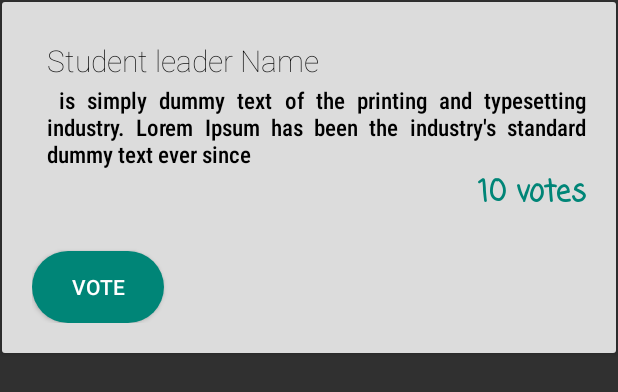
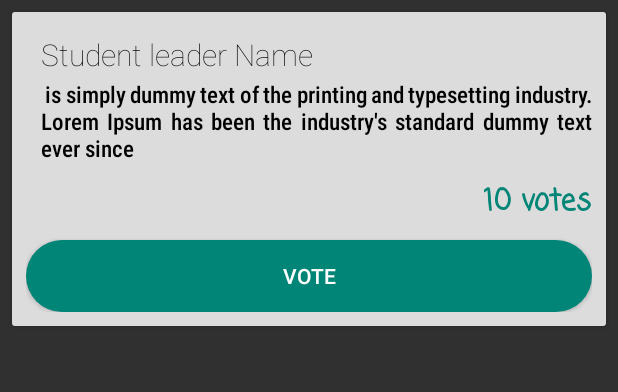
Before and after one commit to brianwangocho/votingapp, an Android app: the layout candidatecardview.xml on its own in the app's theme, with its tools: preview values and no code run, on a phone screen of 412 x 824 dp. Shown: the top 392 px of the screen. Run offline under Robolectric (Android 15) with nearby library versions, the phone set to English and light mode, and no system bars.

Commit message:
ui update on card view and add candidate

```diff
--- a/app/src/main/java/com/example/voting/Dashboard.java
+++ b/app/src/main/java/com/example/voting/Dashboard.java
@@ -9,7 +9,6 @@ import android.annotation.SuppressLint;
 import android.content.Intent;
 import android.os.Bundle;
 import android.view.View;
-import android.widget.Button;
 import android.widget.ImageView;
 import android.widget.TextView;
 
--- a/app/src/main/res/layout-land/candidatecardview.xml
+++ b/app/src/main/res/layout-land/candidatecardview.xml
@@ -3,13 +3,13 @@
     xmlns:tools="http://schemas.android.com/tools"
     android:layout_width="match_parent"
     android:elevation="3dp"
-    android:layout_margin="1dp"
-    android:padding="20dp"
+    android:layout_margin="8dp"
+    android:padding="10dp"
     android:layout_height="wrap_content">
     <RelativeLayout
         android:layout_width="match_parent"
         android:layout_height="match_parent"
-        android:padding="20dp"
+        android:padding="9dp"
         android:background="@color/grey">
         <TextView
             android:layout_width="match_parent"
@@ -27,39 +27,13 @@
             android:layout_marginTop="2dp"
             android:justificationMode="inter_word"
             android:layout_marginStart="10dp"
+            android:layout_marginBottom="10dp"
             android:id="@+id/candidateBio"
             android:layout_below="@id/candidateName"
             android:fontFamily="sans-serif-condensed-medium"
             android:textSize="15dp"
             android:text=" is simply dummy text of the printing and typesetting industry. Lorem Ipsum has been the industry's standard dummy text ever since"
             />
-
-
-
-        <LinearLayout
-            android:layout_width="match_parent"
-            android:layout_height="wrap_content"
-            android:layout_marginTop="6dp"
-            android:id="@+id/votelayout"
-            android:layout_marginStart="10dp"
-            android:orientation="horizontal"
-            android:weightSum="4"
-            android:layout_below="@id/candidateBio"
-            tools:ignore="NotSibling">
-
-
-        </LinearLayout>
-
-
-
-        <LinearLayout
-            android:layout_width="match_parent"
-            android:layout_height="wrap_content"
-            android:orientation="horizontal"
-            android:layout_below="@id/candidateBio"
-
-
-            >
 
         <TextView
             android:layout_width="wrap_content"
@@ -69,23 +43,17 @@
             android:textStyle="bold"
             android:id="@+id/percentage"
             android:fontFamily="casual"
-                android:gravity="end"
-                android:layout_weight="4"
-                android:layout_below="@id/candidateName"
+            android:layout_alignParentRight="true"
+            android:layout_below="@id/candidateBio"
             android:textSize="20dp"
             android:text="10 votes"
             />
-
-
-
-        </LinearLayout>
-
         <Button
             android:id="@+id/vote"
-            android:layout_width="wrap_content"
+            android:layout_width="match_parent"
             android:layout_height="wrap_content"
-            android:layout_below="@id/votelayout"
-            android:layout_marginTop="48dp"
+            android:layout_marginTop="10dp"
+            android:layout_below="@id/percentage"
             android:layout_weight="1"
             android:background="@drawable/green_button"
             android:text="vote"
--- a/app/src/main/res/layout-small/candidatecardview.xml
+++ b/app/src/main/res/layout-small/candidatecardview.xml
@@ -3,13 +3,13 @@
     xmlns:tools="http://schemas.android.com/tools"
     android:layout_width="match_parent"
     android:elevation="3dp"
-    android:layout_margin="1dp"
-    android:padding="20dp"
+    android:layout_margin="8dp"
+    android:padding="10dp"
     android:layout_height="wrap_content">
     <RelativeLayout
         android:layout_width="match_parent"
         android:layout_height="match_parent"
-        android:padding="20dp"
+        android:padding="9dp"
         android:background="@color/grey">
         <TextView
             android:layout_width="match_parent"
@@ -27,39 +27,13 @@
             android:layout_marginTop="2dp"
             android:justificationMode="inter_word"
             android:layout_marginStart="10dp"
+            android:layout_marginBottom="10dp"
             android:id="@+id/candidateBio"
             android:layout_below="@id/candidateName"
             android:fontFamily="sans-serif-condensed-medium"
             android:textSize="15dp"
             android:text=" is simply dummy text of the printing and typesetting industry. Lorem Ipsum has been the industry's standard dummy text ever since"
             />
-
-
-
-        <LinearLayout
-            android:layout_width="match_parent"
-            android:layout_height="wrap_content"
-            android:layout_marginTop="6dp"
-            android:id="@+id/votelayout"
-            android:layout_marginStart="10dp"
-            android:orientation="horizontal"
-            android:weightSum="4"
-            android:layout_below="@id/candidateBio"
-            tools:ignore="NotSibling">
-
-
-        </LinearLayout>
-
-
-
-        <LinearLayout
-            android:layout_width="match_parent"
-            android:layout_height="wrap_content"
-            android:orientation="horizontal"
-            android:layout_below="@id/candidateBio"
-
-
-            >
 
         <TextView
             android:layout_width="wrap_content"
@@ -69,23 +43,17 @@
             android:textStyle="bold"
             android:id="@+id/percentage"
             android:fontFamily="casual"
-                android:gravity="end"
-                android:layout_weight="4"
-                android:layout_below="@id/candidateName"
+            android:layout_alignParentRight="true"
+            android:layout_below="@id/candidateBio"
             android:textSize="20dp"
             android:text="10 votes"
             />
-
-
-
-        </LinearLayout>
-
         <Button
             android:id="@+id/vote"
-            android:layout_width="wrap_content"
+            android:layout_width="match_parent"
             android:layout_height="wrap_content"
-            android:layout_below="@id/votelayout"
-            android:layout_marginTop="48dp"
+            android:layout_marginTop="10dp"
+            android:layout_below="@id/percentage"
             android:layout_weight="1"
             android:background="@drawable/green_button"
             android:text="vote"
--- a/app/src/main/res/layout-sw600dp-land/candidatecardview.xml
+++ b/app/src/main/res/layout-sw600dp-land/candidatecardview.xml
@@ -3,13 +3,13 @@
     xmlns:tools="http://schemas.android.com/tools"
     android:layout_width="match_parent"
     android:elevation="3dp"
-    android:layout_margin="1dp"
-    android:padding="20dp"
+    android:layout_margin="8dp"
+    android:padding="10dp"
     android:layout_height="wrap_content">
     <RelativeLayout
         android:layout_width="match_parent"
         android:layout_height="match_parent"
-        android:padding="20dp"
+        android:padding="9dp"
         android:background="@color/grey">
         <TextView
             android:layout_width="match_parent"
@@ -27,39 +27,13 @@
             android:layout_marginTop="2dp"
             android:justificationMode="inter_word"
             android:layout_marginStart="10dp"
+            android:layout_marginBottom="10dp"
             android:id="@+id/candidateBio"
             android:layout_below="@id/candidateName"
             android:fontFamily="sans-serif-condensed-medium"
             android:textSize="15dp"
             android:text=" is simply dummy text of the printing and typesetting industry. Lorem Ipsum has been the industry's standard dummy text ever since"
             />
-
-
-
-        <LinearLayout
-            android:layout_width="match_parent"
-            android:layout_height="wrap_content"
-            android:layout_marginTop="6dp"
-            android:id="@+id/votelayout"
-            android:layout_marginStart="10dp"
-            android:orientation="horizontal"
-            android:weightSum="4"
-            android:layout_below="@id/candidateBio"
-            tools:ignore="NotSibling">
-
-
-        </LinearLayout>
-
-
-
-        <LinearLayout
-            android:layout_width="match_parent"
-            android:layout_height="wrap_content"
-            android:orientation="horizontal"
-            android:layout_below="@id/candidateBio"
-
-
-            >
 
         <TextView
             android:layout_width="wrap_content"
@@ -69,23 +43,17 @@
             android:textStyle="bold"
             android:id="@+id/percentage"
             android:fontFamily="casual"
-                android:gravity="end"
-                android:layout_weight="4"
-                android:layout_below="@id/candidateName"
+            android:layout_alignParentRight="true"
+            android:layout_below="@id/candidateBio"
             android:textSize="20dp"
             android:text="10 votes"
             />
-
-
-
-        </LinearLayout>
-
         <Button
             android:id="@+id/vote"
-            android:layout_width="wrap_content"
+            android:layout_width="match_parent"
             android:layout_height="wrap_content"
-            android:layout_below="@id/votelayout"
-            android:layout_marginTop="48dp"
+            android:layout_marginTop="10dp"
+            android:layout_below="@id/percentage"
             android:layout_weight="1"
             android:background="@drawable/green_button"
             android:text="vote"
--- a/app/src/main/res/layout-sw600dp/candidatecardview.xml
+++ b/app/src/main/res/layout-sw600dp/candidatecardview.xml
@@ -3,13 +3,13 @@
     xmlns:tools="http://schemas.android.com/tools"
     android:layout_width="match_parent"
     android:elevation="3dp"
-    android:layout_margin="1dp"
-    android:padding="20dp"
+    android:layout_margin="8dp"
+    android:padding="10dp"
     android:layout_height="wrap_content">
     <RelativeLayout
         android:layout_width="match_parent"
         android:layout_height="match_parent"
-        android:padding="20dp"
+        android:padding="9dp"
         android:background="@color/grey">
         <TextView
             android:layout_width="match_parent"
@@ -27,39 +27,13 @@
             android:layout_marginTop="2dp"
             android:justificationMode="inter_word"
             android:layout_marginStart="10dp"
+            android:layout_marginBottom="10dp"
             android:id="@+id/candidateBio"
             android:layout_below="@id/candidateName"
             android:fontFamily="sans-serif-condensed-medium"
             android:textSize="15dp"
             android:text=" is simply dummy text of the printing and typesetting industry. Lorem Ipsum has been the industry's standard dummy text ever since"
             />
-
-
-
-        <LinearLayout
-            android:layout_width="match_parent"
-            android:layout_height="wrap_content"
-            android:layout_marginTop="6dp"
-            android:id="@+id/votelayout"
-            android:layout_marginStart="10dp"
-            android:orientation="horizontal"
-            android:weightSum="4"
-            android:layout_below="@id/candidateBio"
-            tools:ignore="NotSibling">
-
-
-        </LinearLayout>
-
-
-
-        <LinearLayout
-            android:layout_width="match_parent"
-            android:layout_height="wrap_content"
-            android:orientation="horizontal"
-            android:layout_below="@id/candidateBio"
-
-
-            >
 
         <TextView
             android:layout_width="wrap_content"
@@ -69,23 +43,17 @@
             android:textStyle="bold"
             android:id="@+id/percentage"
             android:fontFamily="casual"
-                android:gravity="end"
-                android:layout_weight="4"
-                android:layout_below="@id/candidateName"
+            android:layout_alignParentRight="true"
+            android:layout_below="@id/candidateBio"
             android:textSize="20dp"
             android:text="10 votes"
             />
-
-
-
-        </LinearLayout>
-
         <Button
             android:id="@+id/vote"
-            android:layout_width="wrap_content"
+            android:layout_width="match_parent"
             android:layout_height="wrap_content"
-            android:layout_below="@id/votelayout"
-            android:layout_marginTop="48dp"
+            android:layout_marginTop="10dp"
+            android:layout_below="@id/percentage"
             android:layout_weight="1"
             android:background="@drawable/green_button"
             android:text="vote"
--- a/app/src/main/res/layout-xlarge/candidatecardview.xml
+++ b/app/src/main/res/layout-xlarge/candidatecardview.xml
@@ -3,13 +3,13 @@
     xmlns:tools="http://schemas.android.com/tools"
     android:layout_width="match_parent"
     android:elevation="3dp"
-    android:layout_margin="1dp"
-    android:padding="20dp"
+    android:layout_margin="8dp"
+    android:padding="10dp"
     android:layout_height="wrap_content">
     <RelativeLayout
         android:layout_width="match_parent"
         android:layout_height="match_parent"
-        android:padding="20dp"
+        android:padding="9dp"
         android:background="@color/grey">
         <TextView
             android:layout_width="match_parent"
@@ -27,39 +27,13 @@
             android:layout_marginTop="2dp"
             android:justificationMode="inter_word"
             android:layout_marginStart="10dp"
+            android:layout_marginBottom="10dp"
             android:id="@+id/candidateBio"
             android:layout_below="@id/candidateName"
             android:fontFamily="sans-serif-condensed-medium"
             android:textSize="15dp"
             android:text=" is simply dummy text of the printing and typesetting industry. Lorem Ipsum has been the industry's standard dummy text ever since"
             />
-
-
-
-        <LinearLayout
-            android:layout_width="match_parent"
-            android:layout_height="wrap_content"
-            android:layout_marginTop="6dp"
-            android:id="@+id/votelayout"
-            android:layout_marginStart="10dp"
-            android:orientation="horizontal"
-            android:weightSum="4"
-            android:layout_below="@id/candidateBio"
-            tools:ignore="NotSibling">
-
-
-        </LinearLayout>
-
-
-
-        <LinearLayout
-            android:layout_width="match_parent"
-            android:layout_height="wrap_content"
-            android:orientation="horizontal"
-            android:layout_below="@id/candidateBio"
-
-
-            >
 
         <TextView
             android:layout_width="wrap_content"
@@ -69,23 +43,17 @@
             android:textStyle="bold"
             android:id="@+id/percentage"
             android:fontFamily="casual"
-                android:gravity="end"
-                android:layout_weight="4"
-                android:layout_below="@id/candidateName"
+            android:layout_alignParentRight="true"
+            android:layout_below="@id/candidateBio"
             android:textSize="20dp"
             android:text="10 votes"
             />
-
-
-
-        </LinearLayout>
-
         <Button
             android:id="@+id/vote"
-            android:layout_width="wrap_content"
+            android:layout_width="match_parent"
             android:layout_height="wrap_content"
-            android:layout_below="@id/votelayout"
-            android:layout_marginTop="48dp"
+            android:layout_marginTop="10dp"
+            android:layout_below="@id/percentage"
             android:layout_weight="1"
             android:background="@drawable/green_button"
             android:text="vote"
--- a/app/src/main/res/layout/candidatecardview.xml
+++ b/app/src/main/res/layout/candidatecardview.xml
@@ -3,13 +3,13 @@
     xmlns:tools="http://schemas.android.com/tools"
     android:layout_width="match_parent"
     android:elevation="3dp"
-    android:layout_margin="1dp"
-    android:padding="20dp"
+    android:layout_margin="8dp"
+    android:padding="10dp"
     android:layout_height="wrap_content">
     <RelativeLayout
         android:layout_width="match_parent"
         android:layout_height="match_parent"
-        android:padding="20dp"
+        android:padding="9dp"
         android:background="@color/grey">
         <TextView
             android:layout_width="match_parent"
@@ -27,39 +27,13 @@
             android:layout_marginTop="2dp"
             android:justificationMode="inter_word"
             android:layout_marginStart="10dp"
+            android:layout_marginBottom="10dp"
             android:id="@+id/candidateBio"
             android:layout_below="@id/candidateName"
             android:fontFamily="sans-serif-condensed-medium"
             android:textSize="15dp"
             android:text=" is simply dummy text of the printing and typesetting industry. Lorem Ipsum has been the industry's standard dummy text ever since"
             />
-
-
-
-        <LinearLayout
-            android:layout_width="match_parent"
-            android:layout_height="wrap_content"
-            android:layout_marginTop="6dp"
-            android:id="@+id/votelayout"
-            android:layout_marginStart="10dp"
-            android:orientation="horizontal"
-            android:weightSum="4"
-            android:layout_below="@id/candidateBio"
-            tools:ignore="NotSibling">
-
-
-        </LinearLayout>
-
-
-
-        <LinearLayout
-            android:layout_width="match_parent"
-            android:layout_height="wrap_content"
-            android:orientation="horizontal"
-            android:layout_below="@id/candidateBio"
-
-
-            >
 
             <TextView
                 android:layout_width="wrap_content"
@@ -69,25 +43,18 @@
                 android:textStyle="bold"
                 android:id="@+id/percentage"
                 android:fontFamily="casual"
-                android:gravity="end"
-                android:layout_weight="4"
-                android:layout_below="@id/candidateName"
+                android:layout_alignParentRight="true"
+                android:layout_below="@id/candidateBio"
                 android:textSize="20dp"
                 android:text="10 votes"
                 />
-
-
-
-        </LinearLayout>
-
         <Button
             android:id="@+id/vote"
-            android:layout_width="wrap_content"
+            android:layout_width="match_parent"
             android:layout_height="wrap_content"
-            android:layout_below="@id/votelayout"
-            android:layout_marginTop="48dp"
+            android:layout_marginTop="10dp"
+            android:layout_below="@id/percentage"
             android:layout_weight="1"
-
             android:background="@drawable/green_button"
             android:text="vote"
             android:textColor="@color/white" />
```
Also changed, not shown: app/src/main/res/layout-land/activity_add_candidate.xml (+9 -6 lines), app/src/main/res/layout-land/cardview.xml (+7 -4 lines), app/src/main/res/layout-small/activity_add_candidate.xml (+9 -6 lines), app/src/main/res/layout-small/cardview.xml (+7 -4 lines), app/src/main/res/layout-sw600dp-land/activity_add_candidate.xml (+9 -6 lines), app/src/main/res/layout-sw600dp-land/cardview.xml (+7 -4 lines), app/src/main/res/layout-sw600dp/activity_add_candidate.xml (+9 -6 lines), app/src/main/res/layout-sw600dp/cardview.xml (+7 -4 lines), app/src/main/res/layout-xlarge/activity_add_candidate.xml (+10 -7 lines), app/src/main/res/layout-xlarge/cardview.xml (+7 -4 lines), app/src/main/res/layout/activity_add_candidate.xml (+9 -6 lines), app/src/main/res/layout/cardview.xml (+7 -4 lines). Lines whose indentation alone changed are shown as unchanged.
